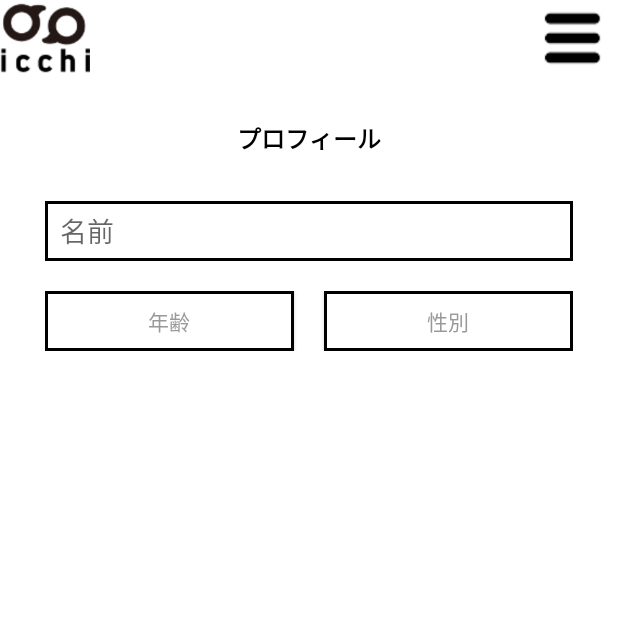
After one commit to Icchi-dev/Icchi, an Android app: the fragment ProfileFragment shown on its own in the app's theme, on a phone screen of 412 x 824 dp, the top half of it. The commit adds this screen. Run offline under Robolectric (Android 15) with nearby library versions, the phone set to English and light mode, and no system bars; 1 statement that could not run was skipped.

```diff
--- a/Android/app/src/main/java/leapfrog_inc/icchi/Fragment/Login/LoginFragment.java
+++ b/Android/app/src/main/java/leapfrog_inc/icchi/Fragment/Login/LoginFragment.java
@@ -42,6 +42,6 @@ public class LoginFragment extends BaseFragment {
 
     private void stackMyPage() {
         MyPageFragment fragment = new MyPageFragment();
-        FragmentController.getInstance().stack(fragment, FragmentController.AnimationType.vertical);
+        FragmentController.getInstance().stack(fragment, FragmentController.AnimationType.horizontal);
     }
 }
--- a/Android/app/src/main/java/leapfrog_inc/icchi/Function/Constants.java
+++ b/Android/app/src/main/java/leapfrog_inc/icchi/Function/Constants.java
@@ -11,6 +11,6 @@ public class Constants {
 
     public static class SharedPreferenceKey {
         public static String Key = "Icchi";
-        public static String UserId = "UserId";
+        public static String IsInitialized = "IsInitialized";
     }
 }
--- a/Android/app/src/main/java/leapfrog_inc/icchi/Function/SaveData.java
+++ b/Android/app/src/main/java/leapfrog_inc/icchi/Function/SaveData.java
@@ -12,7 +12,7 @@ public class SaveData {
     private static SaveData container = null;
 
     public Context mContext;
-    public String userId = "";
+    public boolean isInitialized = false;
 
     private SaveData(){}
 
@@ -29,7 +29,7 @@ public class SaveData {
 
         SharedPreferences data = context.getSharedPreferences(Constants.SharedPreferenceKey.Key, Context.MODE_PRIVATE);
 
-        userId = data.getString(Constants.SharedPreferenceKey.UserId, "");
+        isInitialized = data.getBoolean(Constants.SharedPreferenceKey.IsInitialized, false);
     }
 
     public void save() {
@@ -37,7 +37,7 @@ public class SaveData {
         SharedPreferences data = mContext.getSharedPreferences(Constants.SharedPreferenceKey.Key, Context.MODE_PRIVATE);
         SharedPreferences.Editor editor = data.edit();
 
-        editor.putString(Constants.SharedPreferenceKey.UserId, userId);
+        editor.putBoolean(Constants.SharedPreferenceKey.IsInitialized, isInitialized);
 
         editor.apply();
     }
--- a/Android/app/src/main/res/anim/close_for_left.xml
+++ b/Android/app/src/main/res/anim/close_for_left.xml
@@ -2,4 +2,4 @@
 <translate xmlns:android="http://schemas.android.com/apk/res/android"
     android:fromXDelta="0"
     android:toXDelta="-100%p"
-    android:duration="200"/>
+    android:duration="200" />
--- a/Android/app/src/main/res/anim/no_move.xml
+++ b/Android/app/src/main/res/anim/no_move.xml
@@ -1,5 +1,7 @@
 <?xml version="1.0" encoding="utf-8"?>
 <translate xmlns:android="http://schemas.android.com/apk/res/android"
     android:fromXDelta="0"
+    android:fromYDelta="0"
     android:toXDelta="0"
+    android:toYDelta="0"
     android:duration="200"/>
--- a/Android/app/src/main/res/layout/fragment_mypage.xml
+++ b/Android/app/src/main/res/layout/fragment_mypage.xml
@@ -34,6 +34,7 @@
         android:layout_marginTop="20dp"/>
 
     <Button
+        android:id="@+id/profileButton"
         android:layout_width="match_parent"
         android:layout_height="40dp"
         android:text="プロフィール登録"
@@ -45,6 +46,7 @@
         android:background="@layout/shape_mypage_button"/>
 
     <Button
+        android:id="@+id/matchButton"
         android:layout_width="match_parent"
         android:layout_height="40dp"
         android:text="一致度をはかる"
@@ -56,6 +58,7 @@
         android:background="@layout/shape_mypage_button"/>
 
     <Button
+        android:id="@+id/myPostButton"
         android:layout_width="match_parent"
         android:layout_height="40dp"
         android:text="マイポスト"
--- /dev/null
+++ b/Android/app/src/main/res/layout/fragment_profile.xml
@@ -0,0 +1,104 @@
+<?xml version="1.0" encoding="utf-8"?>
+<LinearLayout xmlns:android="http://schemas.android.com/apk/res/android"
+    android:layout_width="match_parent"
+    android:layout_height="match_parent"
+    android:orientation="vertical"
+    android:background="#fff">
+
+    <FrameLayout
+        android:layout_width="match_parent"
+        android:layout_height="50dp"
+        android:orientation="horizontal">
+        <ImageView
+            android:layout_width="60dp"
+            android:layout_height="match_parent"
+            android:src="@drawable/common_logo"
+            android:scaleType="fitCenter"/>
+        <ImageButton
+            android:layout_width="60dp"
+            android:layout_height="match_parent"
+            android:src="@drawable/common_menu"
+            android:scaleType="fitCenter"
+            android:background="#0000"
+            android:layout_gravity="right"/>
+    </FrameLayout>
+
+    <ScrollView
+        android:layout_width="match_parent"
+        android:layout_height="match_parent">
+        <LinearLayout
+            android:layout_width="match_parent"
+            android:layout_height="wrap_content"
+            android:orientation="vertical">
+            <TextView
+                android:layout_width="wrap_content"
+                android:layout_height="wrap_content"
+                android:text="プロフィール"
+                android:textSize="16dp"
+                android:textStyle="bold"
+                android:textColor="#000"
+                android:layout_gravity="center_horizontal"
+                android:layout_marginTop="30dp"/>
+            <EditText
+                android:id="@+id/nameEditText"
+                android:layout_width="match_parent"
+                android:layout_height="40dp"
+                android:hint="名前"
+                android:background="@layout/shape_profile_edittext"
+                android:layout_marginTop="30dp"
+                android:layout_marginLeft="30dp"
+                android:layout_marginRight="30dp"
+                android:paddingLeft="10dp"
+                android:paddingRight="10dp"/>
+
+            <LinearLayout
+                android:layout_width="match_parent"
+                android:layout_height="40dp"
+                android:orientation="horizontal"
+                android:layout_marginTop="20dp"
+                android:layout_marginLeft="30dp"
+                android:layout_marginRight="30dp">
+                <Button
+                    android:id="@+id/ageButton"
+                    android:layout_width="0dp"
+                    android:layout_weight="1"
+                    android:layout_height="match_parent"
+                    android:text="年齢"
+                    android:textSize="14dp"
+                    android:textColor="#999"
+                    android:background="@layout/shape_profile_edittext"/>
+                <Button
+                    android:id="@+id/genderButton"
+                    android:layout_width="0dp"
+                    android:layout_weight="1"
+                    android:layout_height="match_parent"
+                    android:text="性別"
+                    android:textSize="14dp"
+                    android:textColor="#999"
+                    android:background="@layout/shape_profile_edittext"
+                    android:layout_marginLeft="20dp"/>
+            </LinearLayout>
+
+            <LinearLayout
+                android:layout_width="match_parent"
+                android:layout_height="wrap_content"
+                android:orientation="horizontal"
+                android:layout_marginTop="30dp"
+                android:layout_marginLeft="20dp"
+                android:layout_marginRight="20dp">
+
+                <LinearLayout
+                    android:layout_width="0dp"
+                    android:layout_weight="1"
+                    android:layout_height="wrap_content"
+                    android:orientation="vertical">
+
+                </LinearLayout>
+
+            </LinearLayout>
+
+
+        </LinearLayout>
+    </ScrollView>
+
+</LinearLayout>
```
Also changed, not shown: Android/app/src/main/java/leapfrog_inc/icchi/Fragment/MyPage/MyPageFragment.java (+34 -0 lines), Android/app/src/main/java/leapfrog_inc/icchi/Fragment/Profile/ProfileFragment.java (added, +85 -0 lines), Android/app/src/main/java/leapfrog_inc/icchi/Fragment/Profile/TutorialFragment.java (added, +128 -0 lines), Android/app/src/main/java/leapfrog_inc/icchi/Parts/AlertUtility.java (added, +40 -0 lines), Android/app/src/main/res/layout/fragment_tutorial.xml (added, +88 -0 lines), Android/app/src/main/res/layout/shape_profile_edittext.xml (added, +12 -0 lines), Android/app/src/main/res/layout/shape_tutorial_button.xml (added, +12 -0 lines), Android/app/src/main/res/layout/shape_tutorial_edittext.xml (added, +12 -0 lines).
